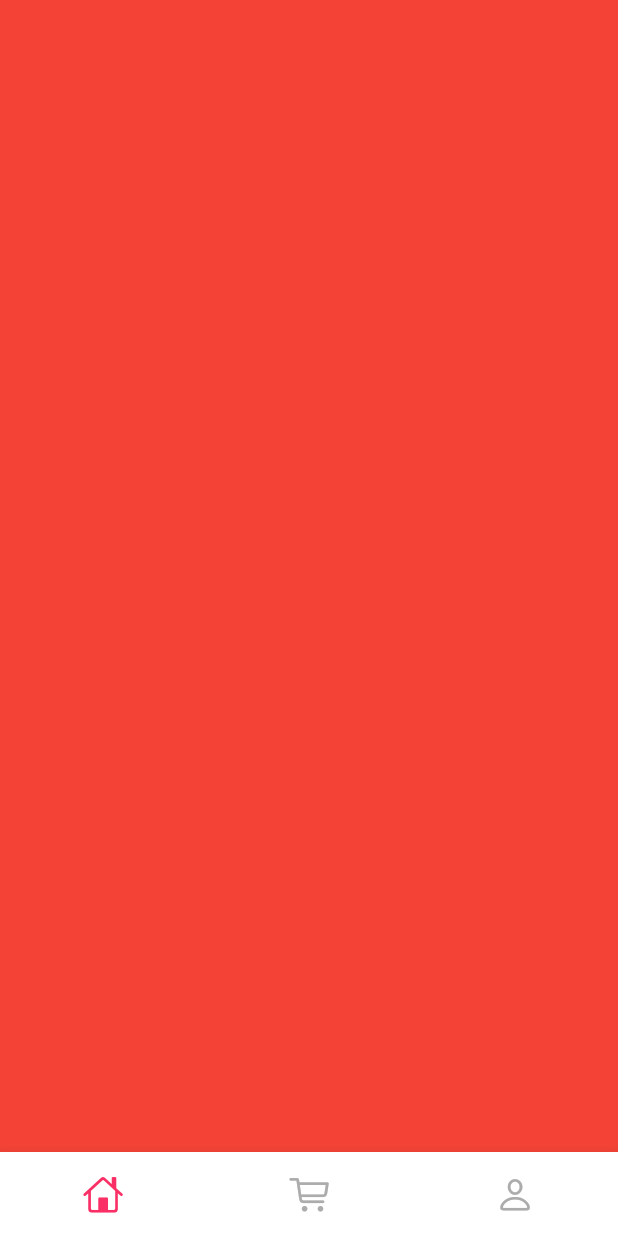
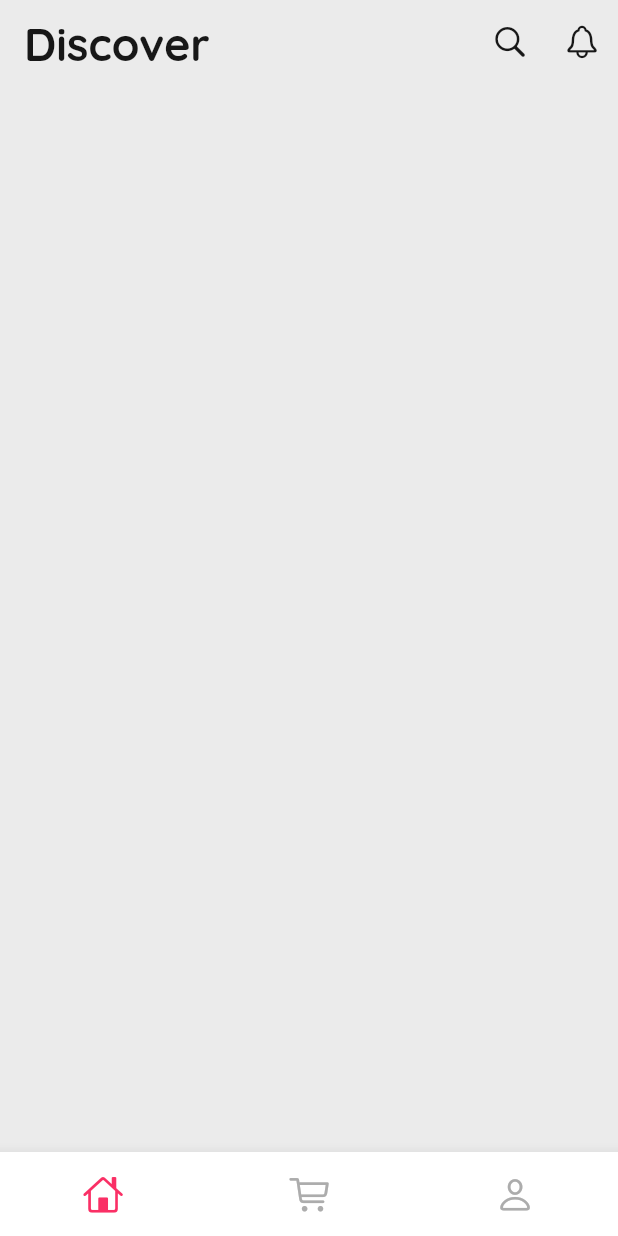
Before and after one commit to KHALMATOV-FARRUKH/nike_shoe_app_ui_2, a Flutter app: the screen it shows after launch, on a phone screen of 412 x 824 dp. Run offline on Flutter 3.47's test engine with Material 2 defaults, Android fonts, the phone set to English and light mode, and no system bars; drawn by our look-alikes of custom_navigation_bar.

Commit message:
Created: home_view.dart home_appbar.dart

```diff
--- /dev/null
+++ b/lib/view/home/components/home_appbar.dart
@@ -0,0 +1,39 @@
+import 'package:flutter/cupertino.dart';
+import 'package:flutter/material.dart';
+import 'package:nike_shoe_app_ui/theme/custom_app_theme.dart';
+import 'package:nike_shoe_app_ui/utils/constants.dart';
+
+
+class HomeAppBar extends StatelessWidget with PreferredSizeWidget{
+  const HomeAppBar({
+    super.key,
+  });
+
+  @override
+  Widget build(BuildContext context) {
+    return AppBar(
+      backgroundColor: Colors.transparent,
+      elevation: 0,
+      title: const Padding(
+        padding: EdgeInsets.only(top: 3.0),
+        child: Text("Discover", style: AppThemes.homeAppBar),
+      ),
+      actions: [
+        IconButton(
+          onPressed: () {},
+          icon: const Icon(CupertinoIcons.search,
+              size: 25, color: AppConstantsColor.darkTextColor),
+        ),
+        IconButton(
+          onPressed: () {},
+          icon: const Icon(CupertinoIcons.bell,
+              size: 25, color: AppConstantsColor.darkTextColor),
+        ),
+      ],
+    );
+  }
+
+  @override
+
+  Size get preferredSize => const Size.fromHeight(70);
+}
--- /dev/null
+++ b/lib/view/home/home_view.dart
@@ -0,0 +1,25 @@
+
+import 'package:flutter/material.dart';
+import 'package:nike_shoe_app_ui/utils/constants.dart';
+import 'components/home_appbar.dart';
+
+
+class HomeView extends StatelessWidget {
+  const HomeView({super.key});
+
+  @override
+  Widget build(BuildContext context) {
+    Size size = MediaQuery.of(context).size;
+    return  SafeArea(
+      child: Scaffold(
+        backgroundColor: AppConstantsColor.backgroundColor,
+        appBar: const HomeAppBar(),
+        body: Column(
+          children: [
+
+          ],
+        ),
+      ),
+    );
+  }
+}
--- a/lib/view/navigator.dart
+++ b/lib/view/navigator.dart
@@ -2,6 +2,7 @@ import 'package:custom_navigation_bar/custom_navigation_bar.dart';
 import 'package:flutter/cupertino.dart';
 import 'package:flutter/material.dart';
 import 'package:nike_shoe_app_ui/utils/constants.dart';
+import 'package:nike_shoe_app_ui/view/view.dart';
 
 class MainNavigator extends StatefulWidget {
   const MainNavigator({super.key});
@@ -15,7 +16,7 @@ class _MainNavigatorState extends State<MainNavigator> {
   int _selectedIndex = 0;
 
   List<Widget> _screens = [
-    Container(color: Colors.red),
+    HomeView(),
     Container(color: Colors.greenAccent),
     Container(color: Colors.orangeAccent),
     Container(color: Colors.purple),
@@ -25,7 +26,19 @@ class _MainNavigatorState extends State<MainNavigator> {
     setState(() {
       _selectedIndex = index;
     });
+    // _pageController.jumpToPage(_selectedIndex);
+    _pageController.animateToPage(_selectedIndex,
+        curve: Curves.linear, duration: Duration(milliseconds: 200));
   }
+
+
+  @override
+  void dispose() {
+    _pageController.dispose();
+    super.dispose();
+  }
+
+
 
   @override
   Widget build(BuildContext context) {
--- a/lib/view/view.dart
+++ b/lib/view/view.dart
@@ -0,0 +1 @@
+export 'home/home_view.dart';
```
